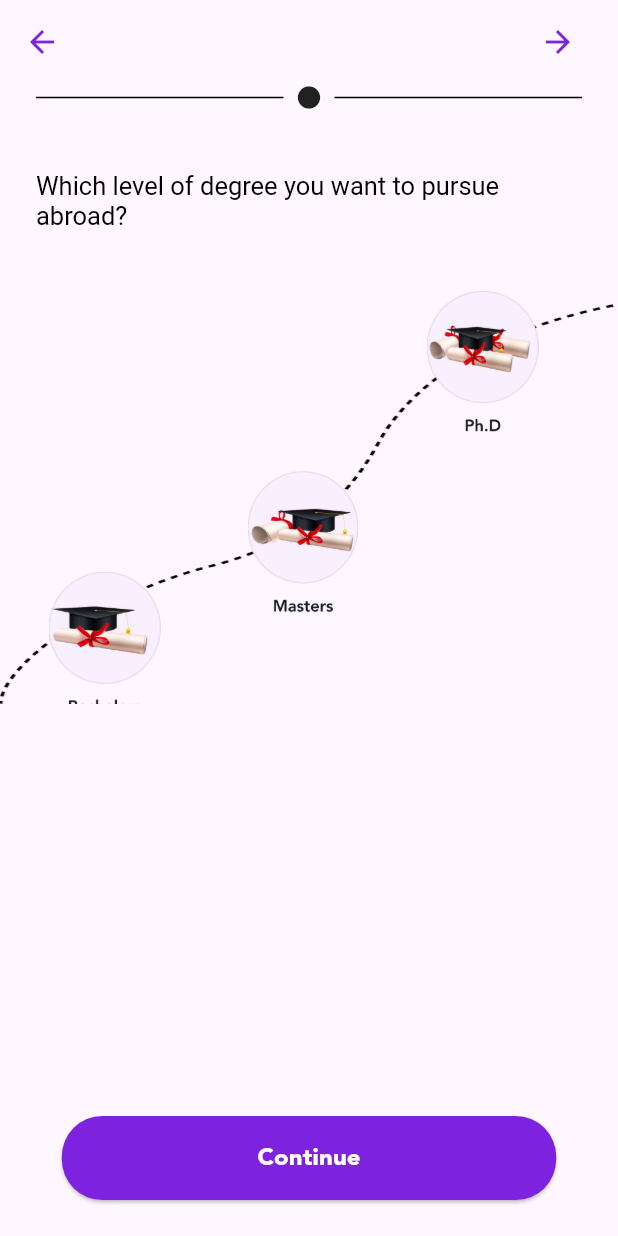
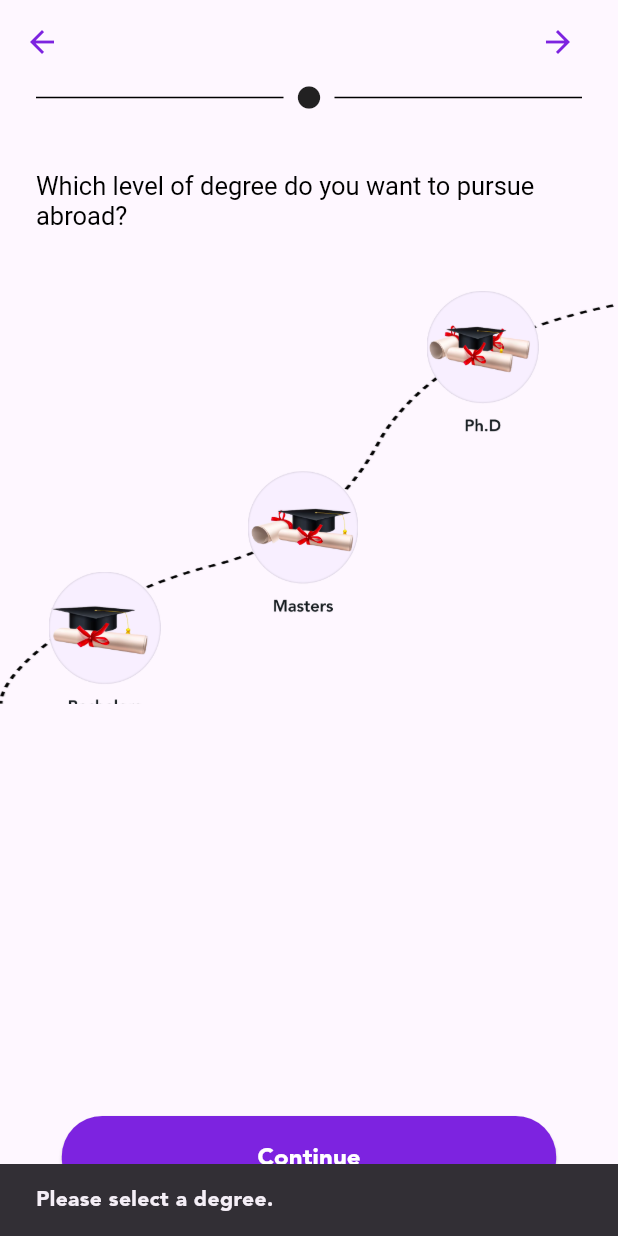
Before and after one commit to prasaddd77/ostello_study_abroad, a Flutter app: the DegreeScreen screen opened by its route, after a tap on the "arrow forward" icon, on a phone screen of 412 x 824 dp. Run offline on Flutter 3.47's test engine with Material 3 defaults, Android fonts, the phone set to English and light mode, and no system bars.

Commit message:
navigation done

```diff
--- a/lib/main.dart
+++ b/lib/main.dart
@@ -4,9 +4,11 @@ import 'package:ostello_task/presentation/screens/budget_screen.dart';
 import 'package:ostello_task/presentation/screens/countries_screen.dart';
 import 'package:ostello_task/presentation/screens/degree_screen.dart';
 import 'package:ostello_task/presentation/screens/major_subject_screen.dart';
+import 'package:ostello_task/providers/major_subject_provider.dart';
 import 'package:provider/provider.dart';
 
 import 'providers/country_provider.dart';
+import 'providers/degree_provider.dart';
 import 'providers/scholarship_provider.dart';
 import 'providers/slider_provider.dart';
 
@@ -16,6 +18,9 @@ void main() {
       ChangeNotifierProvider(create: (_) => SliderProvider()),
       ChangeNotifierProvider(create: (_) => ScholarshipProvider()),
       ChangeNotifierProvider(create: (_) => CountryProvider()),
+      ChangeNotifierProvider(create: (_) => DegreeProvider()),
+      ChangeNotifierProvider(create: (_) => MajorSubjectProvider()),
+
     ],
       child: const MyApp())
   );
--- /dev/null
+++ b/lib/presentation/common_widgets/degree_widget.dart
@@ -0,0 +1,67 @@
+import 'package:flutter/material.dart';
+import 'package:ostello_task/core/constants/my_colors.dart';
+import 'package:ostello_task/providers/degree_provider.dart';
+import 'package:provider/provider.dart';
+
+class DegreeWidget extends StatelessWidget {
+  final String degree;
+  final String imagePath;
+  final double? top;
+  final double? left;
+  final double? bottom;
+  final double? right;
+
+  DegreeWidget({
+    required this.degree,
+    required this.imagePath,
+    this.top,
+    this.left,
+    this.bottom,
+    this.right,
+  });
+
+  @override
+  Widget build(BuildContext context) {
+    return Consumer<DegreeProvider>(
+      builder: (context, degreeProvider, _) {
+        final isDegreeSelected = degreeProvider.selectedDegree == degree;
+
+        return Positioned(
+          top: top,
+          left: left,
+          bottom: bottom,
+          right: right,
+          child: GestureDetector(
+            onTap: () {
+              if (isDegreeSelected) {
+                degreeProvider.deselectDegree();
+              } else {
+                degreeProvider.selectDegree(degree);
+              }
+            },
+            child: Container(
+              decoration: BoxDecoration(
+                boxShadow: isDegreeSelected
+                    ? [
+                  BoxShadow(
+                    color: MyColors.primaryColor.withOpacity(0.2),
+                    spreadRadius: -8,
+                    blurRadius: 20,
+                    offset: const Offset(0, -10),
+                  ),
+                ]
+                    : [],
+              ),
+              child: Image.asset(
+                imagePath,
+                width: 100.0,
+                height: 100.0,
+                //color: isDegreeSelected ? MyColors.primaryColor : null,
+              ),
+            ),
+          ),
+        );
+      },
+    );
+  }
+}
--- a/lib/presentation/screens/countries_screen.dart
+++ b/lib/presentation/screens/countries_screen.dart
@@ -89,7 +89,7 @@ class CountryScreen extends StatelessWidget {
                               );
                             }
 
-                            print('country: ${countryProvider.selectedCountry}');
+                            //print('country: ${countryProvider.selectedCountry}');
                           },
                           child: CountryWidget(
                             countryName: MyList.countryNames[index],
--- a/lib/presentation/screens/degree_screen.dart
+++ b/lib/presentation/screens/degree_screen.dart
@@ -2,7 +2,10 @@ import 'package:flutter/material.dart';
 import 'package:ostello_task/core/constants/my_colors.dart';
 import 'package:ostello_task/core/routes/my_routes.dart';
 import 'package:ostello_task/presentation/common_widgets/custom_button.dart';
+import 'package:ostello_task/providers/degree_provider.dart';
 import 'package:ostello_task/presentation/common_widgets/custom_row.dart';
+import 'package:ostello_task/presentation/common_widgets/degree_widget.dart';
+import 'package:provider/provider.dart';
 
 class DegreeScreen extends StatelessWidget {
   const DegreeScreen({Key? key});
@@ -24,7 +27,16 @@ class DegreeScreen extends StatelessWidget {
             icon: const Icon(Icons.arrow_forward),
             color: MyColors.primaryColor,
             onPressed: () {
-
+              final selectedDegree = Provider.of<DegreeProvider>(context, listen: false).selectedDegree;
+              if(selectedDegree.isNotEmpty) {
+                Navigator.pushNamed(context, MyRoutes.majorSubjectScreen);
+              } else {
+                ScaffoldMessenger.of(context).showSnackBar(
+                  const SnackBar(
+                    content: Text('Please select a degree.'),
+                  )
+                );
+              }
             },
           ),
           const SizedBox(width: 16.0),
@@ -43,7 +55,7 @@ class DegreeScreen extends StatelessWidget {
               padding: const EdgeInsets.all(24.0),
               child: RichText(
                 text: const TextSpan(
-                  text: 'Which level of degree you want to pursue abroad? ',
+                  text: 'Which level of degree do you want to pursue abroad? ',
                   style: TextStyle(fontSize: 17.0, color: Colors.black),
                 ),
               ),
@@ -60,38 +72,23 @@ class DegreeScreen extends StatelessWidget {
                     height: double.infinity,
                   ),
 
-                  Positioned(
+                  DegreeWidget(
+                    degree: 'Bachelors',
+                    imagePath: 'lib/core/assets/images/bachelors.png',
                     top: 187.0,
                     left: 20.0,
-                    child: GestureDetector(
-                      child: Image.asset(
-                        'lib/core/assets/images/bachelors.png',
-                        width: 100.0,
-                        height: 100.0,
-                      ),
-                    ),
                   ),
-                  Positioned(
+                  DegreeWidget(
+                    degree: 'Masters',
+                    imagePath: 'lib/core/assets/images/masters.png',
                     top: 120.0,
                     right: 160.0,
-                    child: GestureDetector(
-                      child: Image.asset(
-                        'lib/core/assets/images/masters.png',
-                        width: 100.0,
-                        height: 100.0,
-                      ),
-                    ),
                   ),
-                  Positioned(
+                  DegreeWidget(
+                    degree: 'PhD',
+                    imagePath: 'lib/core/assets/images/phd.png',
                     top: 0,
                     right: 40,
-                    child: GestureDetector(
-                      child: Image.asset(
-                        'lib/core/assets/images/phd.png',
-                        width: 100.0,
-                        height: 100.0,
-                      ),
-                    ),
                   ),
                 ],
               ),
@@ -101,7 +98,16 @@ class DegreeScreen extends StatelessWidget {
               padding: const EdgeInsets.only(bottom: 24.0),
               child: CustomButton(
                 onPressed: () {
-                  Navigator.pushNamed(context, MyRoutes.majorSubjectScreen);
+                  final selectedDegree = Provider.of<DegreeProvider>(context, listen: false).selectedDegree;
+                  if(selectedDegree.isNotEmpty) {
+                    Navigator.pushNamed(context, MyRoutes.majorSubjectScreen);
+                  } else {
+                    ScaffoldMessenger.of(context).showSnackBar(
+                        const SnackBar(
+                          content: Text('Please select a degree.'),
+                        )
+                    );
+                  }
                 },
               ),
             ),
--- a/lib/providers/degree_provider.dart
+++ b/lib/providers/degree_provider.dart
@@ -0,0 +1,16 @@
+import 'package:flutter/foundation.dart';
+
+class DegreeProvider with ChangeNotifier {
+  String _selectedDegree = '';
+
+  String get selectedDegree => _selectedDegree;
+
+  void selectDegree(String degree) {
+    _selectedDegree = degree;
+    notifyListeners();
+  }
+  void deselectDegree() {
+    _selectedDegree = '';
+    notifyListeners();
+  }
+}
```
Also changed, not shown: lib/core/constants/my_list.dart (+10 -0 lines), lib/presentation/common_widgets/country_widget.dart (+12 -12 lines), lib/presentation/screens/major_subject_screen.dart (+31 -20 lines), lib/providers/major_subject_provider.dart (added, +12 -0 lines), lib/generated/assets.dart.
